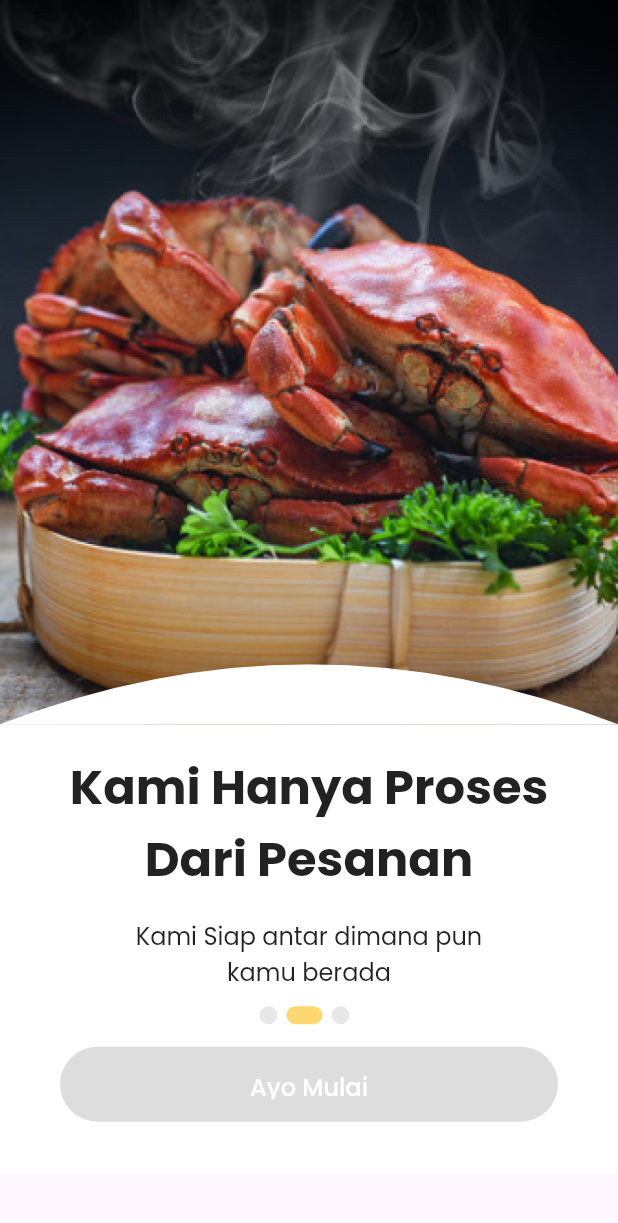
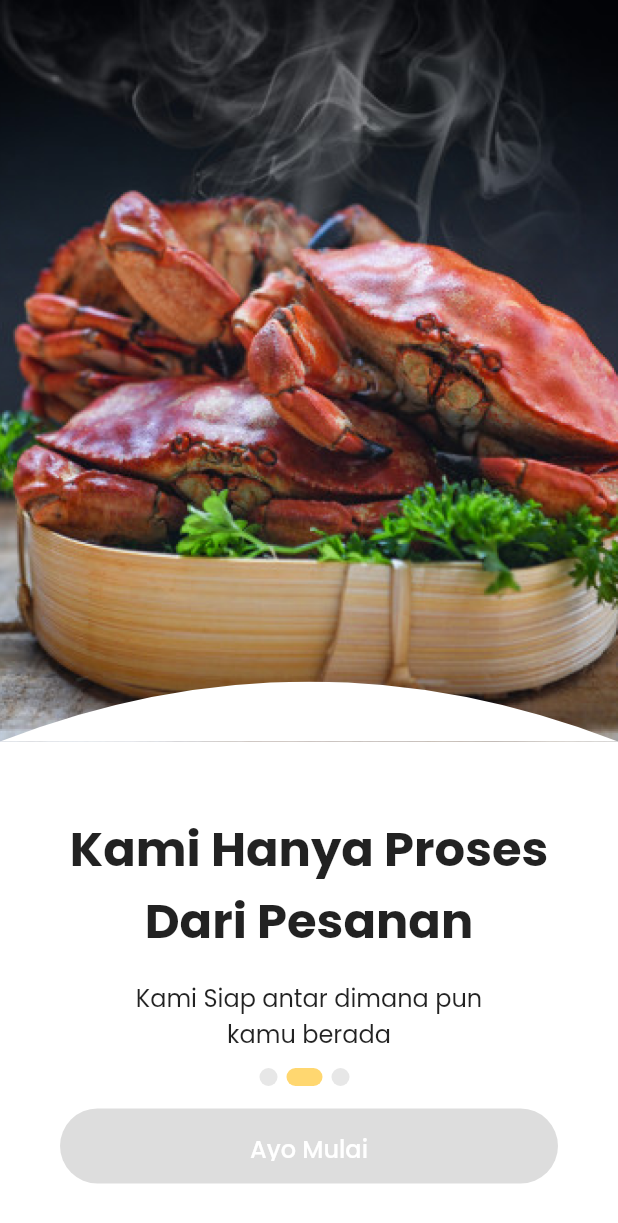
Before and after one commit to Kirara02/sekoci-seafood, a Flutter app: the screen it shows after launch, swiped to page 2, on a phone screen of 412 x 824 dp. Shown: the top 1223 px of the screen. Run offline on Flutter 3.47's test engine with Material 2 defaults, Android fonts, the phone set to English and light mode, and no system bars; drawn by our look-alikes of carousel_slider; our stand-ins replace flutter_custom_clippers, google_fonts.

Commit message:
fix big everflow

```diff
--- a/lib/module/detail_menu/view/detail_menu_view.dart
+++ b/lib/module/detail_menu/view/detail_menu_view.dart
@@ -228,10 +228,12 @@
                     ),
                   ],
                 ),
+                child: Expanded(
                   child: Row(
                     mainAxisAlignment: MainAxisAlignment.center,
                     children: [
-                    Row(
+                      Flexible(
+                        child: Row(
                           children: [
                             Image.asset(
                               'assets/icons/diskon.png',
@@ -250,6 +252,7 @@
                               ),
                             ),
                           ],
+                        ),
                       ),
                       const VerticalDivider(
                         color: primaryColor,
@@ -300,6 +303,7 @@
                     ],
                   ),
                 ),
+              ),
             )
           ],
         ),
--- a/lib/module/onboarding/view/onboarding_view.dart
+++ b/lib/module/onboarding/view/onboarding_view.dart
@@ -15,10 +15,8 @@
       body: SafeArea(
         child: SingleChildScrollView(
           child: Column(
-            mainAxisAlignment: MainAxisAlignment.start,
             children: [
               Stack(
-                fit: StackFit.passthrough,
                 children: [
                   CarouselSlider(
                     items: [
@@ -51,7 +49,7 @@
                     carouselController: controller.carouselController,
                   ),
                   SizedBox(
-                    height: MediaQuery.of(context).size.height * 0.95,
+                    height: MediaQuery.of(context).size.height,
                     child: Column(
                       mainAxisAlignment: MainAxisAlignment.end,
                       children: [
@@ -64,7 +62,7 @@
                         ),
                         Container(
                           width: double.infinity,
-                          height: 300,
+                          height: MediaQuery.of(context).size.height * 0.4,
                           padding: const EdgeInsets.symmetric(vertical: 15),
                           decoration: const BoxDecoration(
                             color: whiteColor,
--- a/lib/shared/widget/button/custom_icon_button.dart
+++ b/lib/shared/widget/button/custom_icon_button.dart
@@ -20,7 +20,7 @@
   Widget build(BuildContext context) {
     return Container(
       height: 25,
-      width: 135,
+      constraints: BoxConstraints(minWidth: 135),
       padding: const EdgeInsets.symmetric(
         horizontal: 10,
         vertical: 2,
--- a/lib/shared/widget/card/explore_menu_card.dart
+++ b/lib/shared/widget/card/explore_menu_card.dart
@@ -13,7 +13,6 @@
   @override
   Widget build(BuildContext context) {
     return Container(
-      height: 126,
       decoration: BoxDecoration(
         color: whiteColor,
         borderRadius: BorderRadius.circular(8),
--- a/lib/shared/widget/cart/cart_item.dart
+++ b/lib/shared/widget/cart/cart_item.dart
@@ -30,6 +30,9 @@
     return Container(
       height: 100,
       width: double.infinity,
+      constraints: BoxConstraints(
+        minHeight: 100,
+      ),
       margin: const EdgeInsets.only(
         bottom: 10,
       ),
```
Also changed, not shown: config.json (indentation only). Lines whose indentation alone changed are shown as unchanged.
